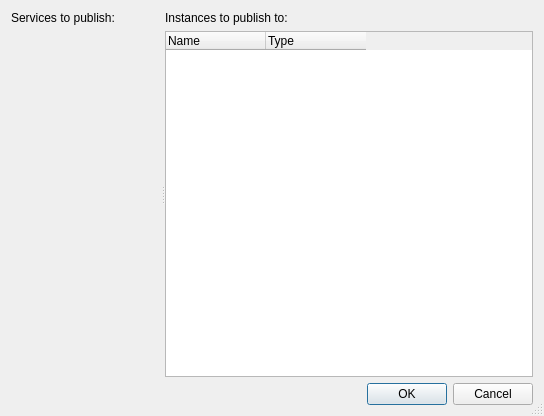
This is src/publishdialog/publishdialog.ui in cityofaustin/ags-service-publisher-gui as Qt 5 draws it before an edit. The edited form follows.
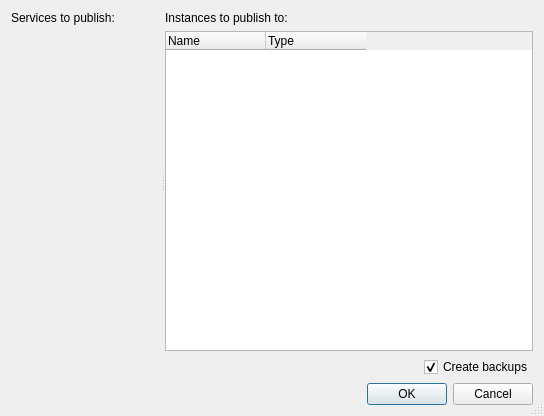
This is the edited form. Custom widgets are drawn as their Qt base class.

Commit message:
Add Create backups checkbox to the Publish Services dialog
  - Checked by default
  - Update README.md
  - Works for MapServer and GeocodeServer services

The edit to the form file:
```diff
--- a/src/publishdialog/publishdialog.ui
+++ b/src/publishdialog/publishdialog.ui
@@ -100,7 +100,7 @@
      </widget>
     </widget>
    </item>
-   <item row="1" column="0">
+   <item row="2" column="0">
     <widget class="QDialogButtonBox" name="buttonBox">
      <property name="orientation">
       <enum>Qt::Horizontal</enum>
@@ -110,6 +110,19 @@
      </property>
     </widget>
    </item>
+   <item row="1" column="0" alignment="Qt::AlignRight">
+    <widget class="QCheckBox" name="createBackupsCheckBox">
+     <property name="layoutDirection">
+      <enum>Qt::LeftToRight</enum>
+     </property>
+     <property name="text">
+      <string>Create backups</string>
+     </property>
+     <property name="checked">
+      <bool>true</bool>
+     </property>
+    </widget>
+   </item>
   </layout>
  </widget>
  <customwidgets>
```
The commit also changes 3 other files.
